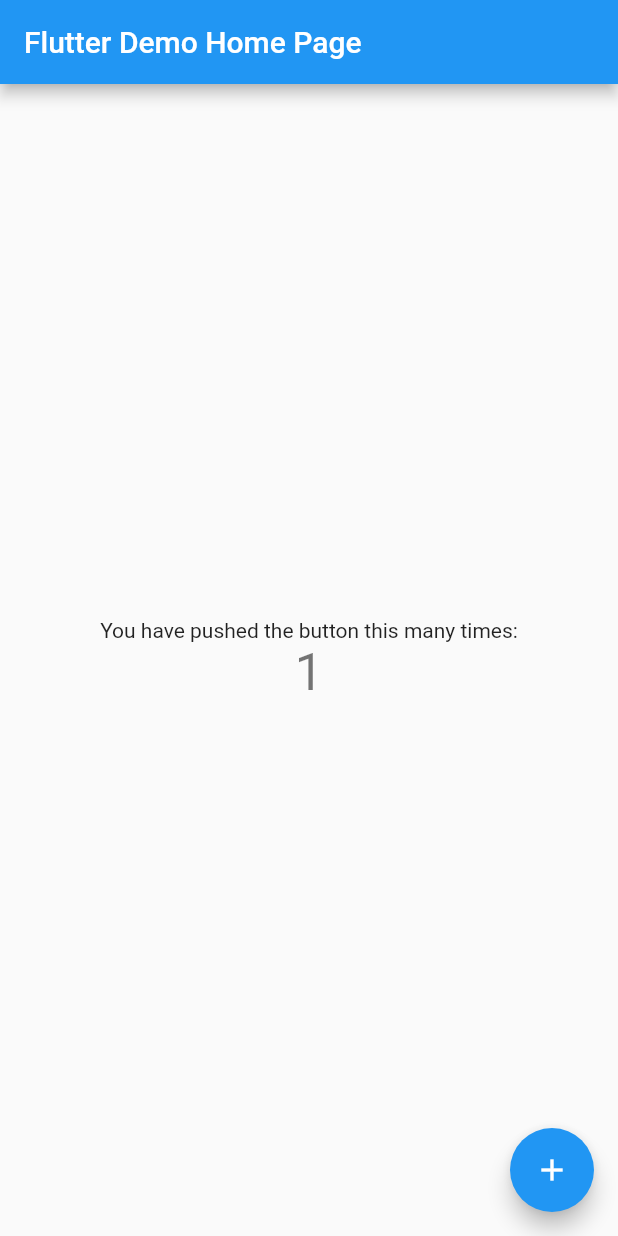
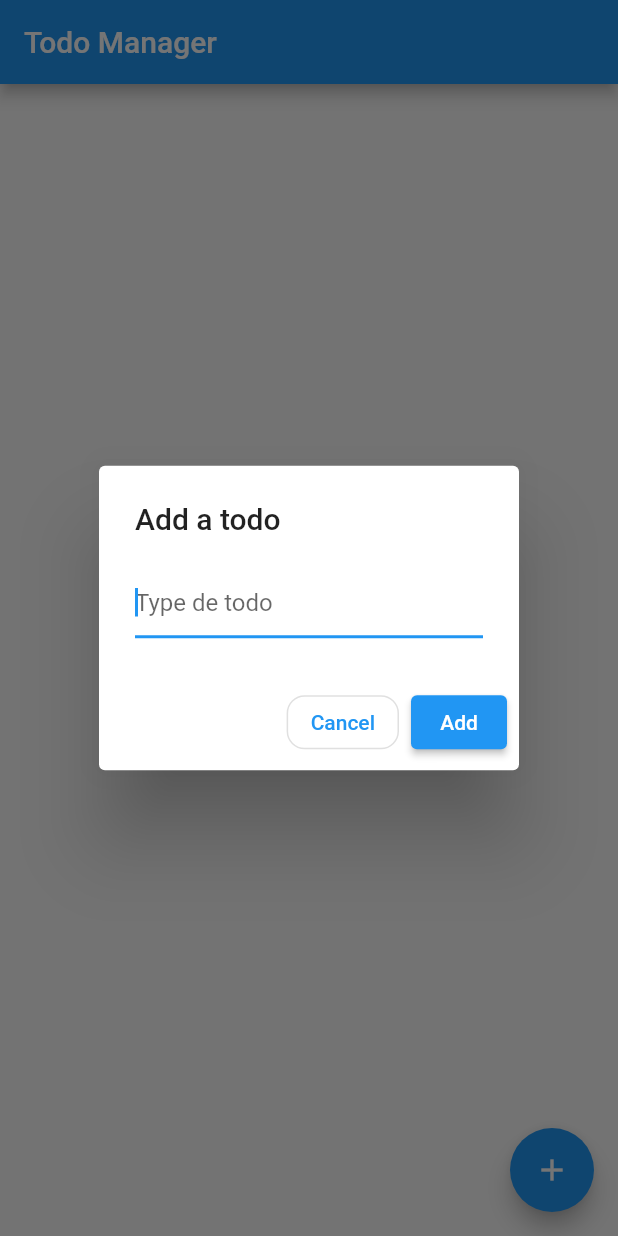
Before and after one commit to AzizProg/flutter_todoApp, a Flutter app: the screen it shows after launch, after a tap on the "add" icon, on a phone screen of 412 x 824 dp. Run offline on Flutter 3.47's test engine with Material 2 defaults, Android fonts, the phone set to English and light mode, and no system bars.

Commit message:
Add todo and check todo completed

```diff
--- a/lib/main.dart
+++ b/lib/main.dart
@@ -1,115 +1,152 @@
 import 'package:flutter/material.dart';
 
 void main() {
-  runApp(const MyApp());
+  runApp(const TodoApp());
 }
 
-class MyApp extends StatelessWidget {
-  const MyApp({super.key});
-
-  // This widget is the root of your application.
+class TodoApp extends StatelessWidget {
+  const TodoApp({super.key});
   @override
   Widget build(BuildContext context) {
     return MaterialApp(
-      title: 'Flutter Demo',
+      title: 'Todo Manager',
       theme: ThemeData(
-        // This is the theme of your application.
-        //
-        // Try running your application with "flutter run". You'll see the
-        // application has a blue toolbar. Then, without quitting the app, try
-        // changing the primarySwatch below to Colors.green and then invoke
-        // "hot reload" (press "r" in the console where you ran "flutter run",
-        // or simply save your changes to "hot reload" in a Flutter IDE).
-        // Notice that the counter didn't reset back to zero; the application
-        // is not restarted.
         primarySwatch: Colors.blue,
       ),
-      home: const MyHomePage(title: 'Flutter Demo Home Page'),
+      home: const TodoList(title: 'Todo Manager'),
     );
   }
 }
 
-class MyHomePage extends StatefulWidget {
-  const MyHomePage({super.key, required this.title});
-
-  // This widget is the home page of your application. It is stateful, meaning
-  // that it has a State object (defined below) that contains fields that affect
-  // how it looks.
-
-  // This class is the configuration for the state. It holds the values (in this
-  // case the title) provided by the parent (in this case the App widget) and
-  // used by the build method of the State. Fields in a Widget subclass are
-  // always marked "final".
-
+class TodoList extends StatefulWidget {
+  const TodoList({super.key, required this.title});
   final String title;
 
   @override
-  State<MyHomePage> createState() => _MyHomePageState();
+  State<TodoList> createState() => _TodoListState();
 }
 
-class _MyHomePageState extends State<MyHomePage> {
-  int _counter = 0;
+class _TodoListState extends State<TodoList> {
+  final List<Todo> _todos = <Todo>[];
+  final TextEditingController _textFieldController = TextEditingController();
 
-  void _incrementCounter() {
+  void _addTodoItem(String name) {
     setState(() {
-      // This call to setState tells the Flutter framework that something has
-      // changed in this State, which causes it to rerun the build method below
-      // so that the display can reflect the updated values. If we changed
-      // _counter without calling setState(), then the build method would not be
-      // called again, and so nothing would appear to happen.
-      _counter++;
+      _todos.add(Todo(name: name, completed: false));
     });
+    _textFieldController.clear();
+  }
+
+  void _handleTodoChange(Todo todo) {
+    setState(() {
+      todo.completed = !todo.completed;
+    });
+  }
+
+  Future<void> _displayDialog() async {
+    return showDialog<void>(
+        context: context,
+        barrierDismissible: false,
+        builder: (BuildContext context) {
+          return AlertDialog(
+            title: const Text('Add a todo'),
+            content: TextField(
+              controller: _textFieldController,
+              decoration: const InputDecoration(hintText: 'Type de todo'),
+              autofocus: true,
+            ),
+            actions: <Widget>[
+              //Cancel Button
+              OutlinedButton(
+                  style: OutlinedButton.styleFrom(
+                    shape: RoundedRectangleBorder(
+                        borderRadius: BorderRadius.circular(12)),
+                  ),
+                  onPressed: () {
+                    Navigator.of(context).pop();
+                  },
+                  child: const Text('Cancel')),
+              //Add button
+              ElevatedButton(
+                  onPressed: () {
+                    Navigator.of(context).pop();
+                    _addTodoItem(_textFieldController.text);
+                  },
+                  child: const Text("Add"))
+            ],
+          );
+        });
   }
 
   @override
   Widget build(BuildContext context) {
-    // This method is rerun every time setState is called, for instance as done
-    // by the _incrementCounter method above.
-    //
-    // The Flutter framework has been optimized to make rerunning build methods
-    // fast, so that you can just rebuild anything that needs updating rather
-    // than having to individually change instances of widgets.
     return Scaffold(
       appBar: AppBar(
-        // Here we take the value from the MyHomePage object that was created by
-        // the App.build method, and use it to set our appbar title.
         title: Text(widget.title),
       ),
-      body: Center(
-        // Center is a layout widget. It takes a single child and positions it
-        // in the middle of the parent.
-        child: Column(
-          // Column is also a layout widget. It takes a list of children and
-          // arranges them vertically. By default, it sizes itself to fit its
-          // children horizontally, and tries to be as tall as its parent.
-          //
-          // Invoke "debug painting" (press "p" in the console, choose the
-          // "Toggle Debug Paint" action from the Flutter Inspector in Android
-          // Studio, or the "Toggle Debug Paint" command in Visual Studio Code)
-          // to see the wireframe for each widget.
-          //
-          // Column has various properties to control how it sizes itself and
-          // how it positions its children. Here we use mainAxisAlignment to
-          // center the children vertically; the main axis here is the vertical
-          // axis because Columns are vertical (the cross axis would be
-          // horizontal).
-          mainAxisAlignment: MainAxisAlignment.center,
-          children: <Widget>[
-            const Text(
-              'You have pushed the button this many times:',
-            ),
-            Text(
-              '$_counter',
-              style: Theme.of(context).textTheme.headline4,
-            ),
-          ],
-        ),
+      body: ListView(
+        padding: const EdgeInsets.symmetric(vertical: 8.0),
+        children: _todos.map((Todo todo) {
+          return TodoItem(
+            todo: todo,
+            onTodoChanged: _handleTodoChange,
+          );
+        }).toList(),
       ),
       floatingActionButton: FloatingActionButton(
-        onPressed: _incrementCounter,
-        tooltip: 'Increment',
+        onPressed: () => _displayDialog(),
+        tooltip: 'add task',
         child: const Icon(Icons.add),
-      ), // This trailing comma makes auto-formatting nicer for build methods.
+      ),
     );
   }
 }
+
+//Models
+class Todo {
+  Todo({required this.name, required this.completed});
+  String name;
+  bool completed;
+}
+
+//View
+class TodoItem extends StatelessWidget {
+  TodoItem({required this.todo, required this.onTodoChanged})
+      : super(key: ObjectKey(todo));
+
+  final void Function(Todo todo) onTodoChanged;
+  final Todo todo;
+
+  TextStyle? _getTextStyle(bool checked) {
+    if (!checked) return null;
+    return const TextStyle(
+      color: Colors.black54,
+      decoration: TextDecoration.lineThrough,
+    );
+  }
+
+  @override
+  Widget build(BuildContext context) {
+    return ListTile(
+        onTap: () {
+          onTodoChanged(todo);
+        },
+        leading: Checkbox(
+          checkColor: Colors.greenAccent,
+          activeColor: Colors.red,
+          value: todo.completed,
+          onChanged: (value) => onTodoChanged(todo),
+        ),
+        title: Row(
+          children: <Widget>[
+            Expanded(
+                child: Text(todo.name, style: _getTextStyle(todo.completed))),
+            IconButton(
+                onPressed: () {},
+                icon: const Icon(Icons.delete, color: Colors.red),
+                iconSize: 30,
+                alignment: Alignment.centerRight)
+          ],
+        ));
+  }
+}
```
